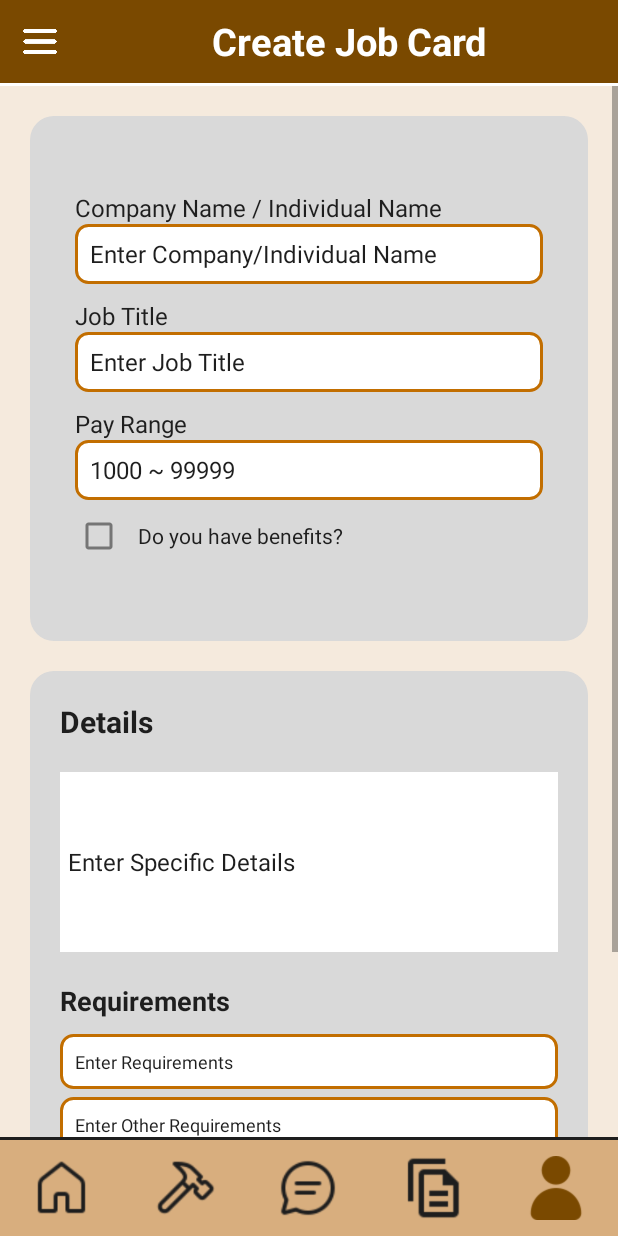
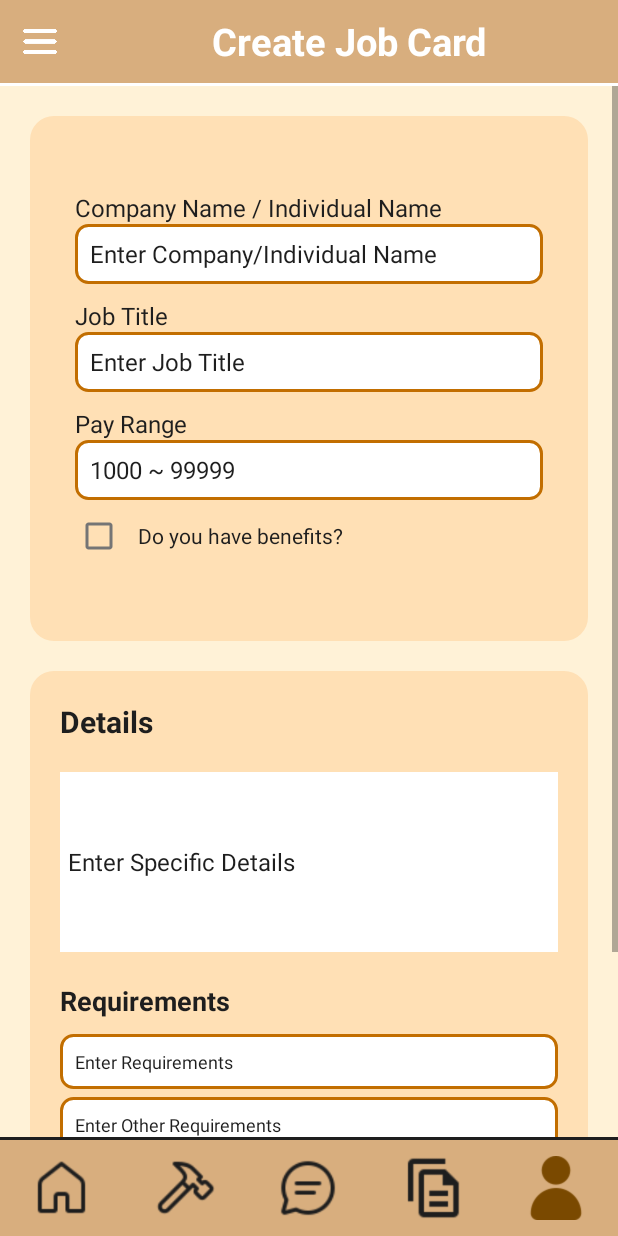
Before and after one commit to soliken1/Woodables-Kotlin, an Android app: the fragment CreateJobCardFragment placed in its activity, on a phone screen of 412 x 824 dp. Run offline under Robolectric (Android 15) with nearby library versions, the phone set to English and light mode, and no system bars; our stand-ins replace Firebase (no records; nobody signed in at launch, a user with empty details on screens opened directly); Roboto replaces fonts that are not available here.

Commit message:
client job card fix

```diff
--- a/app/src/main/res/layout/fragment_client_job_list.xml
+++ b/app/src/main/res/layout/fragment_client_job_list.xml
@@ -9,12 +9,12 @@
         android:layout_width="match_parent"
         android:layout_height="match_parent"
         android:orientation="vertical"
-        android:background="@color/white">
+        >
 
         <LinearLayout
             android:id="@+id/searchbargroup"
             android:layout_width="match_parent"
-            android:background="@color/cinnamon"
+            android:background="@color/primarycolor"
             android:layout_height="55dp"
             android:orientation="horizontal">
 
@@ -26,7 +26,6 @@
                 android:layout_weight="0.45"
                 android:clickable="true"
                 android:focusable="true"
-                android:background="@color/cinnamon"
                 android:src="@drawable/leftarrow" />
 
             <SearchView
--- a/app/src/main/res/layout/fragment_create_job_card.xml
+++ b/app/src/main/res/layout/fragment_create_job_card.xml
@@ -14,7 +14,7 @@
         <LinearLayout
             android:layout_width="match_parent"
             android:layout_height="55dp"
-            android:background="@color/cinnamon"
+            android:background="@color/primarycolor"
             android:gravity="center_vertical"
             android:orientation="horizontal">
 
@@ -24,7 +24,6 @@
                 android:layout_height="match_parent"
                 android:padding="10dp"
                 android:layout_weight="0.45"
-                android:background="@color/cinnamon"
                 android:src="@drawable/menu" />
 
             <TextView
@@ -53,7 +52,7 @@
                 android:layout_width="match_parent"
                 android:layout_height="wrap_content"
                 android:gravity="center"
-                android:background="@color/transpa"
+                android:background="@color/backgroundcolor"
                 android:orientation="vertical">
 
                 <LinearLayout
@@ -64,6 +63,7 @@
                     android:layout_marginBottom="10dp"
                     android:layout_marginLeft="20dp"
                     android:layout_marginRight="20dp"
+                    android:backgroundTint="@color/secondarycolor"
                     android:background="@drawable/textbox_4curvedcorners">
 
 
@@ -157,6 +157,7 @@
                     android:layout_marginBottom="10dp"
                     android:layout_marginLeft="20dp"
                     android:layout_marginRight="20dp"
+                    android:backgroundTint="@color/secondarycolor"
                     android:background="@drawable/textbox_4curvedcorners">
 
                     <TextView
@@ -257,6 +258,7 @@
                         android:layout_width="wrap_content"
                         android:layout_height="wrap_content"
                         android:text="Create"
+                        android:backgroundTint="@color/primarycolor"
                         android:layout_marginTop="30dp"
                         android:layout_gravity="center"/>
 
```
